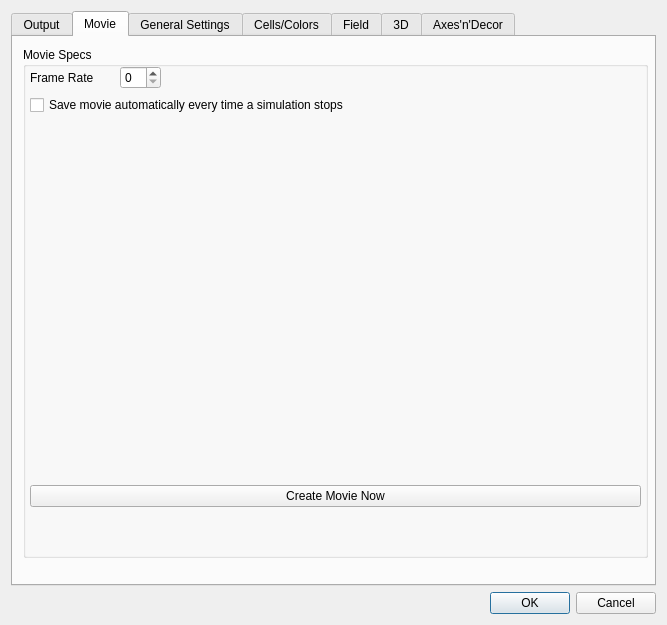
Old version of the form Configuration/cc3D_prefs.ui in the repository fyffep/cc3d-player5.
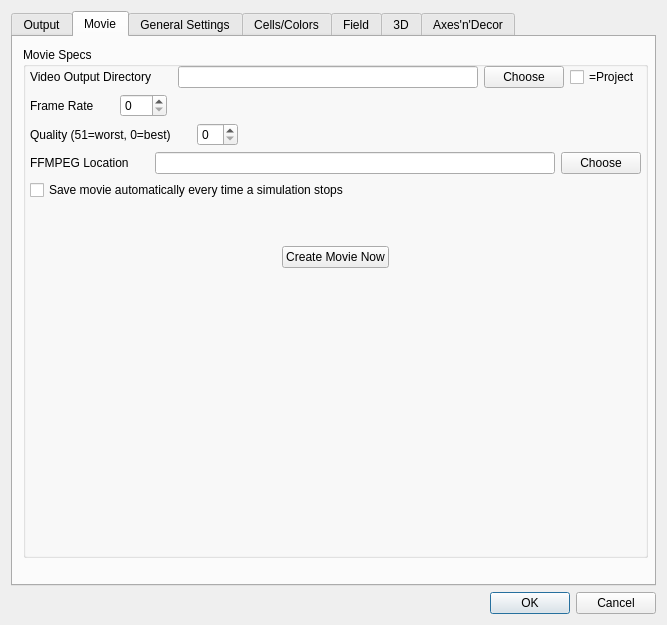
New version of the form.

Commit message: Added quality setting to movie maker

What changed in the file:
```diff
--- a/Configuration/cc3D_prefs.ui
+++ b/Configuration/cc3D_prefs.ui
@@ -618,6 +618,59 @@
          </rect>
         </property>
         <layout class="QVBoxLayout" name="verticalLayout_19">
+         <item>
+          <layout class="QHBoxLayout" name="horizontalLayout_39">
+           <item>
+            <widget class="QLabel" name="label_29">
+             <property name="text">
+              <string>Video Output Directory</string>
+             </property>
+            </widget>
+           </item>
+           <item>
+            <spacer name="horizontalSpacer_33">
+             <property name="orientation">
+              <enum>Qt::Horizontal</enum>
+             </property>
+             <property name="sizeType">
+              <enum>QSizePolicy::Fixed</enum>
+             </property>
+             <property name="sizeHint" stdset="0">
+              <size>
+               <width>20</width>
+               <height>20</height>
+              </size>
+             </property>
+            </spacer>
+           </item>
+           <item>
+            <widget class="QLineEdit" name="movieOutputLineEdit"/>
+           </item>
+           <item>
+            <widget class="QPushButton" name="chooseMovieOutputButton">
+             <property name="maximumSize">
+              <size>
+               <width>150</width>
+               <height>16777215</height>
+              </size>
+             </property>
+             <property name="text">
+              <string>Choose</string>
+             </property>
+             <property name="autoDefault">
+              <bool>false</bool>
+             </property>
+            </widget>
+           </item>
+           <item>
+            <widget class="QCheckBox" name="outputToProjectCheckBox_2">
+             <property name="text">
+              <string>=Project</string>
+             </property>
+            </widget>
+           </item>
+          </layout>
+         </item>
          <item>
           <layout class="QHBoxLayout" name="horizontalLayout_36">
            <item>
@@ -644,7 +697,17 @@
             </spacer>
            </item>
            <item>
-            <widget class="QSpinBox" name="frameRateSpinBox"/>
+            <widget class="QSpinBox" name="frameRateSpinBox">
+             <property name="minimumSize">
+              <size>
+               <width>40</width>
+               <height>0</height>
+              </size>
+             </property>
+             <property name="maximum">
+              <number>360</number>
+             </property>
+            </widget>
            </item>
            <item>
             <spacer name="horizontalSpacer_30">
@@ -661,6 +724,111 @@
            </item>
           </layout>
          </item>
+         <item>
+          <layout class="QHBoxLayout" name="horizontalLayout_37">
+           <item>
+            <widget class="QLabel" name="label_27">
+             <property name="text">
+              <string>Quality (51=worst, 0=best)</string>
+             </property>
+            </widget>
+           </item>
+           <item>
+            <spacer name="horizontalSpacer_35">
+             <property name="orientation">
+              <enum>Qt::Horizontal</enum>
+             </property>
+             <property name="sizeType">
+              <enum>QSizePolicy::Fixed</enum>
+             </property>
+             <property name="sizeHint" stdset="0">
+              <size>
+               <width>20</width>
+               <height>20</height>
+              </size>
+             </property>
+            </spacer>
+           </item>
+           <item>
+            <widget class="QSpinBox" name="movieQualitySpinBox">
+             <property name="sizePolicy">
+              <sizepolicy hsizetype="Minimum" vsizetype="Fixed">
+               <horstretch>0</horstretch>
+               <verstretch>0</verstretch>
+              </sizepolicy>
+             </property>
+             <property name="minimumSize">
+              <size>
+               <width>40</width>
+               <height>0</height>
+              </size>
+             </property>
+             <property name="maximum">
+              <number>51</number>
+             </property>
+            </widget>
+           </item>
+           <item>
+            <spacer name="horizontalSpacer_36">
+             <property name="orientation">
+              <enum>Qt::Horizontal</enum>
+             </property>
+             <property name="sizeHint" stdset="0">
+              <size>
+               <width>40</width>
+               <height>20</height>
+              </size>
+             </property>
+            </spacer>
+           </item>
+          </layout>
+         </item>
+         <item>
+          <layout class="QHBoxLayout" name="horizontalLayout_38">
+           <item>
+            <widget class="QLabel" name="label_28">
+             <property name="text">
+              <string>FFMPEG Location</string>
+             </property>
+            </widget>
+           </item>
+           <item>
+            <spacer name="horizontalSpacer_31">
+             <property name="orientation">
+              <enum>Qt::Horizontal</enum>
+             </property>
+             <property name="sizeType">
+              <enum>QSizePolicy::Fixed</enum>
+             </property>
+             <property name="sizeHint" stdset="0">
+              <size>
+               <width>20</width>
+               <height>20</height>
+              </size>
+             </property>
+            </spacer>
+           </item>
+           <item>
+            <widget class="QLineEdit" name="ffmpegLocationLineEdit"/>
+           </item>
+           <item>
+            <widget class="QPushButton" name="chooseFfmpegLocation">
+             <property name="maximumSize">
+              <size>
+               <width>150</width>
+               <height>16777215</height>
+              </size>
+             </property>
+             <property name="text">
+              <string>Choose</string>
+             </property>
+             <property name="autoDefault">
+              <bool>false</bool>
+             </property>
+            </widget>
+           </item>
+          </layout>
+         </item>
          <item>
           <widget class="QCheckBox" name="automaticMovieCheckBox">
            <property name="text">
@@ -673,6 +841,9 @@
            <property name="orientation">
             <enum>Qt::Vertical</enum>
            </property>
+           <property name="sizeType">
+            <enum>QSizePolicy::Preferred</enum>
+           </property>
            <property name="sizeHint" stdset="0">
             <size>
              <width>20</width>
@@ -682,11 +853,47 @@
           </spacer>
          </item>
          <item>
-          <widget class="QPushButton" name="createMovieButton">
-           <property name="text">
-            <string>Create Movie Now</string>
-           </property>
-          </widget>
+          <layout class="QHBoxLayout" name="horizontalLayout_41">
+           <item>
+            <spacer name="horizontalSpacer_37">
+             <property name="orientation">
+              <enum>Qt::Horizontal</enum>
+             </property>
+             <property name="sizeHint" stdset="0">
+              <size>
+               <width>40</width>
+               <height>20</height>
+              </size>
+             </property>
+            </spacer>
+           </item>
+           <item>
+            <widget class="QPushButton" name="createMovieButton">
+             <property name="sizePolicy">
+              <sizepolicy hsizetype="Fixed" vsizetype="Fixed">
+               <horstretch>0</horstretch>
+               <verstretch>0</verstretch>
+              </sizepolicy>
+             </property>
+             <property name="text">
+              <string>Create Movie Now</string>
+             </property>
+            </widget>
+           </item>
+           <item>
+            <spacer name="horizontalSpacer_38">
+             <property name="orientation">
+              <enum>Qt::Horizontal</enum>
+             </property>
+             <property name="sizeHint" stdset="0">
+              <size>
+               <width>40</width>
+               <height>20</height>
+              </size>
+             </property>
+            </spacer>
+           </item>
+          </layout>
          </item>
          <item>
           <spacer name="verticalSpacer_6">
@@ -694,7 +901,7 @@
             <enum>Qt::Vertical</enum>
            </property>
            <property name="sizeType">
-            <enum>QSizePolicy::Preferred</enum>
+            <enum>QSizePolicy::Expanding</enum>
            </property>
            <property name="sizeHint" stdset="0">
             <size>
```
The commit also changes 14 other files.
